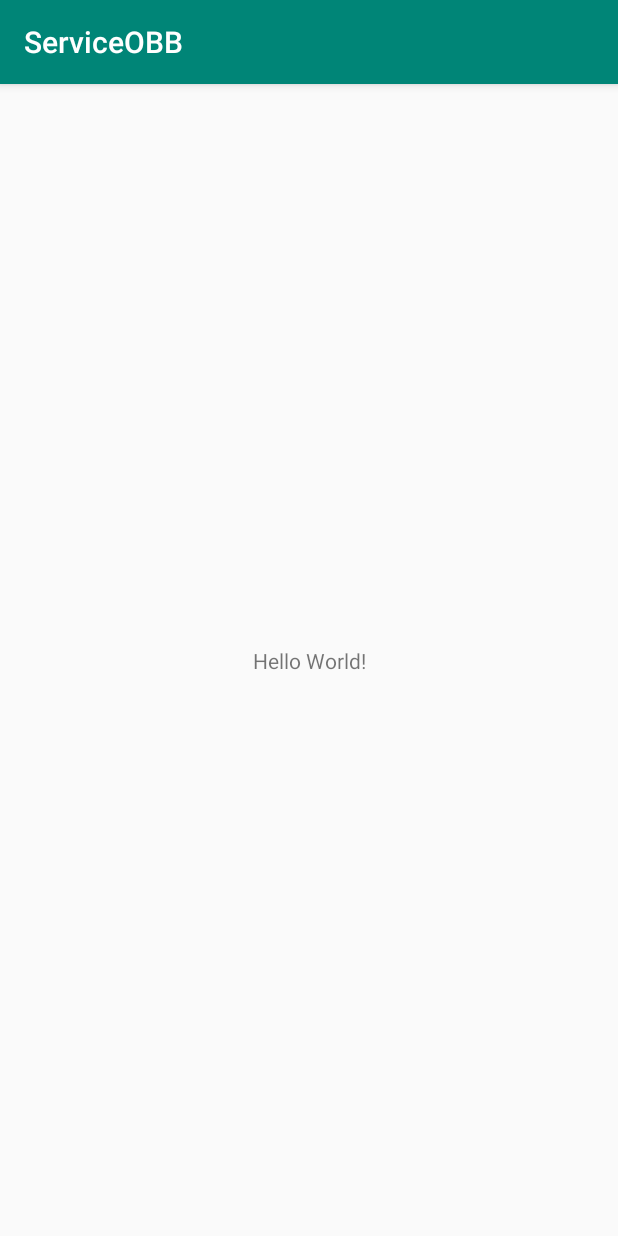
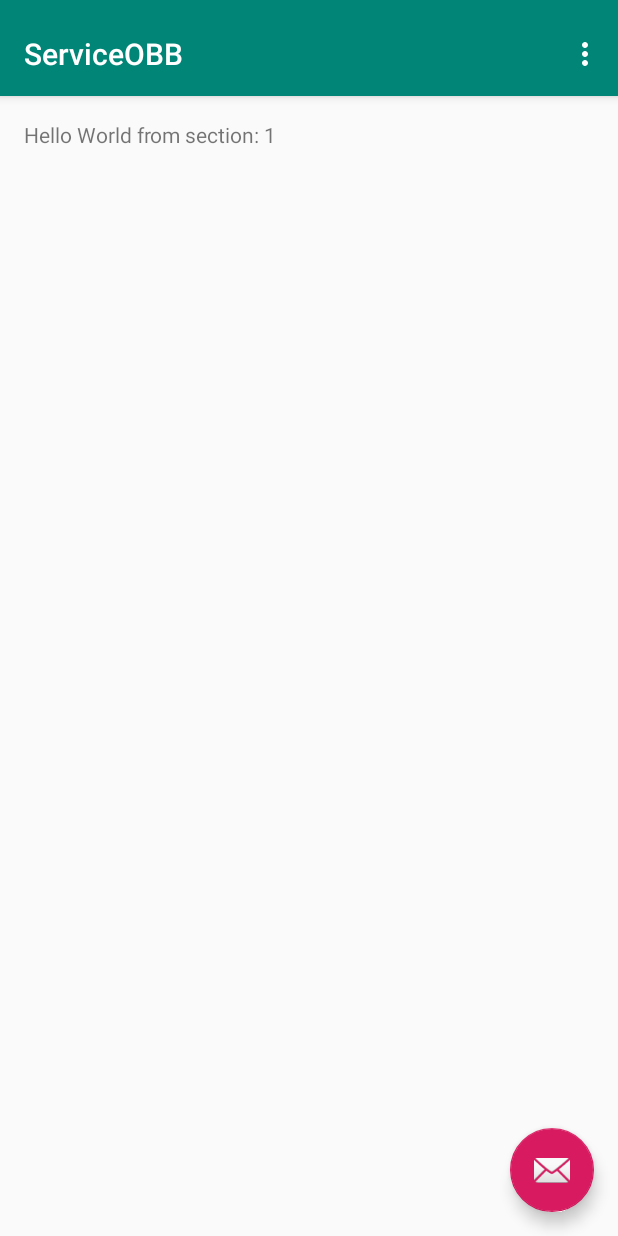
Before and after one commit to Syzztem/ServiceOBB, an Android app: the screen it shows after launch (MainActivity before the commit, PlayerActivity after it), on a phone screen of 412 x 824 dp. Run offline under Robolectric (Android 15) with nearby library versions, the phone set to English and light mode, and no system bars.

Commit message:
added player activity

```diff
--- a/app/build.gradle
+++ b/app/build.gradle
@@ -22,6 +22,7 @@ dependencies {
     implementation fileTree(dir: 'libs', include: ['*.jar'])
     implementation 'com.android.support:appcompat-v7:28.0.0'
     implementation 'com.android.support.constraint:constraint-layout:1.1.3'
+    implementation 'com.android.support:design:28.0.0'
     testImplementation 'junit:junit:4.12'
     androidTestImplementation 'com.android.support.test:runner:1.0.2'
     androidTestImplementation 'com.android.support.test.espresso:espresso-core:3.0.2'
--- a/app/src/main/AndroidManifest.xml
+++ b/app/src/main/AndroidManifest.xml
@@ -1,5 +1,6 @@
 <?xml version="1.0" encoding="utf-8"?>
 <manifest xmlns:android="http://schemas.android.com/apk/res/android"
+    xmlns:tools="http://schemas.android.com/tools"
     package="fr.wildcodeschool.serviceobb">
 
     <application
@@ -8,14 +9,19 @@
         android:label="@string/app_name"
         android:roundIcon="@mipmap/ic_launcher_round"
         android:supportsRtl="true"
-        android:theme="@style/AppTheme">
-        <activity android:name=".MainActivity">
+        android:theme="@style/AppTheme"
+        tools:ignore="GoogleAppIndexingWarning">
+        <activity
+            android:name=".PlayerActivity"
+            android:label="@string/title_activity_player"
+            android:theme="@style/AppTheme.NoActionBar">
             <intent-filter>
                 <action android:name="android.intent.action.MAIN" />
-
                 <category android:name="android.intent.category.LAUNCHER" />
             </intent-filter>
         </activity>
+        <activity android:name=".MainActivity">
+       </activity>
     </application>
 
 </manifest>
--- /dev/null
+++ b/app/src/main/java/fr/wildcodeschool/serviceobb/PlayerActivity.java
@@ -0,0 +1,145 @@
+package fr.wildcodeschool.serviceobb;
+
+import android.support.design.widget.FloatingActionButton;
+import android.support.design.widget.Snackbar;
+import android.support.v7.app.AppCompatActivity;
+import android.support.v7.widget.Toolbar;
+
+import android.support.v4.app.Fragment;
+import android.support.v4.app.FragmentManager;
+import android.support.v4.app.FragmentPagerAdapter;
+import android.support.v4.view.ViewPager;
+import android.os.Bundle;
+import android.view.LayoutInflater;
+import android.view.Menu;
+import android.view.MenuItem;
+import android.view.View;
+import android.view.ViewGroup;
+
+import android.widget.TextView;
+
+public class PlayerActivity extends AppCompatActivity {
+
+    /**
+     * The {@link android.support.v4.view.PagerAdapter} that will provide
+     * fragments for each of the sections. We use a
+     * {@link FragmentPagerAdapter} derivative, which will keep every
+     * loaded fragment in memory. If this becomes too memory intensive, it
+     * may be best to switch to a
+     * {@link android.support.v4.app.FragmentStatePagerAdapter}.
+     */
+    private SectionsPagerAdapter mSectionsPagerAdapter;
+
+    /**
+     * The {@link ViewPager} that will host the section contents.
+     */
+    private ViewPager mViewPager;
+
+    @Override
+    protected void onCreate(Bundle savedInstanceState) {
+        super.onCreate(savedInstanceState);
+        setContentView(R.layout.activity_player);
+
+        Toolbar toolbar = (Toolbar) findViewById(R.id.toolbar);
+        setSupportActionBar(toolbar);
+        // Create the adapter that will return a fragment for each of the three
+        // primary sections of the activity.
+        mSectionsPagerAdapter = new SectionsPagerAdapter(getSupportFragmentManager());
+
+        // Set up the ViewPager with the sections adapter.
+        mViewPager = (ViewPager) findViewById(R.id.container);
+        mViewPager.setAdapter(mSectionsPagerAdapter);
+
+        FloatingActionButton fab = (FloatingActionButton) findViewById(R.id.fab);
+        fab.setOnClickListener(new View.OnClickListener() {
+            @Override
+            public void onClick(View view) {
+                Snackbar.make(view, "Replace with your own action", Snackbar.LENGTH_LONG)
+                        .setAction("Action", null).show();
+            }
+        });
+
+    }
+
+
+    @Override
+    public boolean onCreateOptionsMenu(Menu menu) {
+        // Inflate the menu; this adds items to the action bar if it is present.
+        getMenuInflater().inflate(R.menu.menu_player, menu);
+        return true;
+    }
+
+    @Override
+    public boolean onOptionsItemSelected(MenuItem item) {
+        // Handle action bar item clicks here. The action bar will
+        // automatically handle clicks on the Home/Up button, so long
+        // as you specify a parent activity in AndroidManifest.xml.
+        int id = item.getItemId();
+
+        //noinspection SimplifiableIfStatement
+        if (id == R.id.action_settings) {
+            return true;
+        }
+
+        return super.onOptionsItemSelected(item);
+    }
+
+    /**
+     * A placeholder fragment containing a simple view.
+     */
+    public static class PlaceholderFragment extends Fragment {
+        /**
+         * The fragment argument representing the section number for this
+         * fragment.
+         */
+        private static final String ARG_SECTION_NUMBER = "section_number";
+
+        public PlaceholderFragment() {
+        }
+
+        /**
+         * Returns a new instance of this fragment for the given section
+         * number.
+         */
+        public static PlaceholderFragment newInstance(int sectionNumber) {
+            PlaceholderFragment fragment = new PlaceholderFragment();
+            Bundle args = new Bundle();
+            args.putInt(ARG_SECTION_NUMBER, sectionNumber);
+            fragment.setArguments(args);
+            return fragment;
+        }
+
+        @Override
+        public View onCreateView(LayoutInflater inflater, ViewGroup container,
+                                 Bundle savedInstanceState) {
+            View rootView = inflater.inflate(R.layout.fragment_player, container, false);
+            TextView textView = (TextView) rootView.findViewById(R.id.section_label);
+            textView.setText(getString(R.string.section_format, getArguments().getInt(ARG_SECTION_NUMBER)));
+            return rootView;
+        }
+    }
+
+    /**
+     * A {@link FragmentPagerAdapter} that returns a fragment corresponding to
+     * one of the sections/tabs/pages.
+     */
+    public class SectionsPagerAdapter extends FragmentPagerAdapter {
+
+        public SectionsPagerAdapter(FragmentManager fm) {
+            super(fm);
+        }
+
+        @Override
+        public Fragment getItem(int position) {
+            // getItem is called to instantiate the fragment for the given page.
+            // Return a PlaceholderFragment (defined as a static inner class below).
+            return PlaceholderFragment.newInstance(position + 1);
+        }
+
+        @Override
+        public int getCount() {
+            // Show 3 total pages.
+            return 3;
+        }
+    }
+}
--- /dev/null
+++ b/app/src/main/res/layout/activity_player.xml
@@ -0,0 +1,46 @@
+<?xml version="1.0" encoding="utf-8"?>
+<android.support.design.widget.CoordinatorLayout xmlns:android="http://schemas.android.com/apk/res/android"
+    xmlns:app="http://schemas.android.com/apk/res-auto"
+    xmlns:tools="http://schemas.android.com/tools"
+    android:id="@+id/main_content"
+    android:layout_width="match_parent"
+    android:layout_height="match_parent"
+    android:fitsSystemWindows="true"
+    tools:context=".PlayerActivity">
+
+    <android.support.design.widget.AppBarLayout
+        android:id="@+id/appbar"
+        android:layout_width="match_parent"
+        android:layout_height="wrap_content"
+        android:paddingTop="@dimen/appbar_padding_top"
+        android:theme="@style/AppTheme.AppBarOverlay">
+
+        <android.support.v7.widget.Toolbar
+            android:id="@+id/toolbar"
+            android:layout_width="match_parent"
+            android:layout_height="?attr/actionBarSize"
+            android:layout_weight="1"
+            android:background="?attr/colorPrimary"
+            app:layout_scrollFlags="scroll|enterAlways"
+            app:popupTheme="@style/AppTheme.PopupOverlay"
+            app:title="@string/app_name">
+
+        </android.support.v7.widget.Toolbar>
+
+    </android.support.design.widget.AppBarLayout>
+
+    <android.support.v4.view.ViewPager
+        android:id="@+id/container"
+        android:layout_width="match_parent"
+        android:layout_height="match_parent"
+        app:layout_behavior="@string/appbar_scrolling_view_behavior" />
+
+    <android.support.design.widget.FloatingActionButton
+        android:id="@+id/fab"
+        android:layout_width="wrap_content"
+        android:layout_height="wrap_content"
+        android:layout_gravity="end|bottom"
+        android:layout_margin="@dimen/fab_margin"
+        app:srcCompat="@android:drawable/ic_dialog_email" />
+
+</android.support.design.widget.CoordinatorLayout>
--- /dev/null
+++ b/app/src/main/res/layout/fragment_player.xml
@@ -0,0 +1,23 @@
+<?xml version="1.0" encoding="utf-8"?>
+<android.support.constraint.ConstraintLayout xmlns:android="http://schemas.android.com/apk/res/android"
+    xmlns:app="http://schemas.android.com/apk/res-auto"
+    xmlns:tools="http://schemas.android.com/tools"
+    android:id="@+id/constraintLayout"
+    android:layout_width="match_parent"
+    android:layout_height="match_parent"
+    tools:context=".PlayerActivity$PlaceholderFragment">
+
+    <TextView
+        android:id="@+id/section_label"
+        android:layout_width="wrap_content"
+        android:layout_height="wrap_content"
+        android:layout_marginStart="@dimen/activity_horizontal_margin"
+        android:layout_marginTop="@dimen/activity_vertical_margin"
+        android:layout_marginEnd="@dimen/activity_horizontal_margin"
+        android:layout_marginBottom="@dimen/activity_vertical_margin"
+        app:layout_constraintLeft_toLeftOf="parent"
+        app:layout_constraintTop_toTopOf="@+id/constraintLayout"
+        tools:layout_constraintLeft_creator="1"
+        tools:layout_constraintTop_creator="1" />
+
+</android.support.constraint.ConstraintLayout>
--- /dev/null
+++ b/app/src/main/res/menu/menu_player.xml
@@ -0,0 +1,10 @@
+<menu xmlns:android="http://schemas.android.com/apk/res/android"
+    xmlns:app="http://schemas.android.com/apk/res-auto"
+    xmlns:tools="http://schemas.android.com/tools"
+    tools:context="fr.wildcodeschool.serviceobb.PlayerActivity">
+    <item
+        android:id="@+id/action_settings"
+        android:orderInCategory="100"
+        android:title="@string/action_settings"
+        app:showAsAction="never" />
+</menu>
--- /dev/null
+++ b/app/src/main/res/values-w820dp/dimens.xml
@@ -0,0 +1,6 @@
+<resources>
+    <!-- Example customization of dimensions originally defined in res/values/dimens.xml
+         (such as screen margins) for screens with more than 820dp of available width. This
+         would include 7" and 10" devices in landscape (~960dp and ~1280dp respectively). -->
+    <dimen name="activity_horizontal_margin">64dp</dimen>
+</resources>
--- /dev/null
+++ b/app/src/main/res/values/dimens.xml
@@ -0,0 +1,7 @@
+<resources>
+    <!-- Default screen margins, per the Android Design guidelines. -->
+    <dimen name="activity_horizontal_margin">16dp</dimen>
+    <dimen name="activity_vertical_margin">16dp</dimen>
+    <dimen name="fab_margin">16dp</dimen>
+    <dimen name="appbar_padding_top">8dp</dimen>
+</resources>
--- a/app/src/main/res/values/strings.xml
+++ b/app/src/main/res/values/strings.xml
@@ -1,3 +1,6 @@
 <resources>
     <string name="app_name">ServiceOBB</string>
+    <string name="title_activity_player">PlayerActivity</string>
+    <string name="action_settings">Settings</string>
+    <string name="section_format">Hello World from section: %1$d</string>
 </resources>
--- a/app/src/main/res/values/styles.xml
+++ b/app/src/main/res/values/styles.xml
@@ -8,4 +8,13 @@
         <item name="colorAccent">@color/colorAccent</item>
     </style>
 
+    <style name="AppTheme.NoActionBar">
+        <item name="windowActionBar">false</item>
+        <item name="windowNoTitle">true</item>
+    </style>
+
+    <style name="AppTheme.AppBarOverlay" parent="ThemeOverlay.AppCompat.Dark.ActionBar" />
+
+    <style name="AppTheme.PopupOverlay" parent="ThemeOverlay.AppCompat.Light" />
+
 </resources>
```
